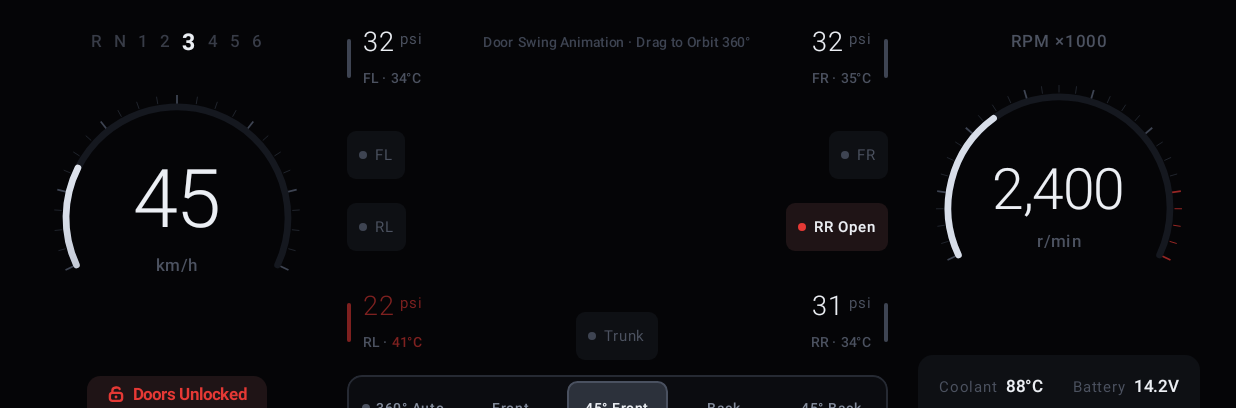
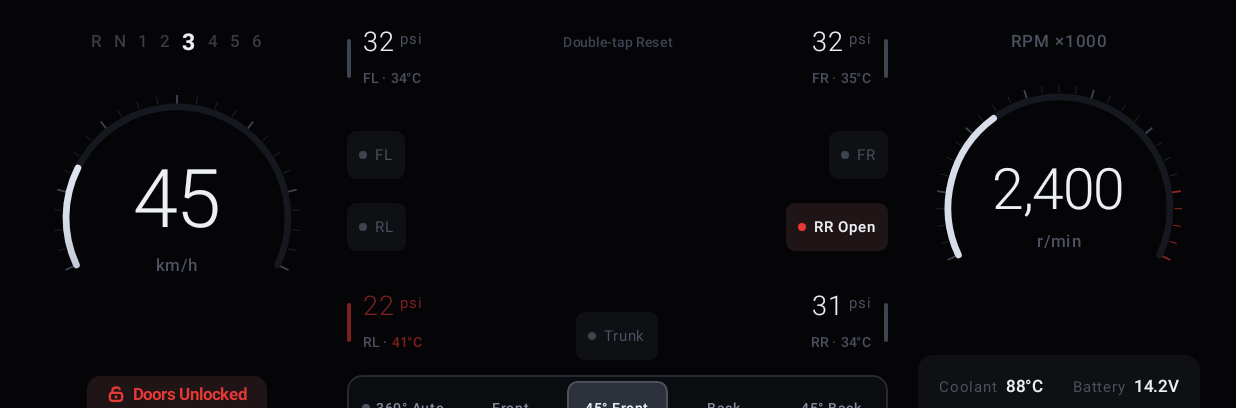
Before and after one commit to otnansirk/riosense, an Android app built with Jetpack Compose: the screen it shows after launch (MainActivity), on a phone screen of 824 x 412 dp (held sideways), the part 75-483 px from its top. Run offline under Robolectric (Android 15) with nearby library versions, the phone set to English and light mode, and no system bars; libraries missing offline, so code that uses them is left out: ai.onnxruntime; network calls fail; pictures from the network do not load.

Commit message:
fix: Simplify text display in KiaRioInteractiveStage for clarity

```diff
--- a/app/src/main/java/id/bangsadigital/riosense/ui/components/KiaRioInteractiveStage.kt
+++ b/app/src/main/java/id/bangsadigital/riosense/ui/components/KiaRioInteractiveStage.kt
@@ -611,13 +611,8 @@ fun KiaRioInteractiveStage(
                     alignRight = false
                 )
 
-                val currentDeg = (((turntableAnim.value.roundToInt() % TURNTABLE_COUNT) + TURNTABLE_COUNT) % TURNTABLE_COUNT) * 2
                 Text(
-                    text = when {
-                        activePanelsCount >= 2 -> "Multi-Door Animation · Drag to Orbit 360°"
-                        activePanelsCount == 1 -> "Door Swing Animation · Drag to Orbit 360°"
-                        else -> "360° Studio Orbit (${currentDeg}°/360°) · Double-tap Reset"
-                    },
+                    text = "Double-tap Reset",
                     color = Color(0xFF3E4452),
                     fontSize = 9.sp,
                     fontWeight = FontWeight.Medium,
```
